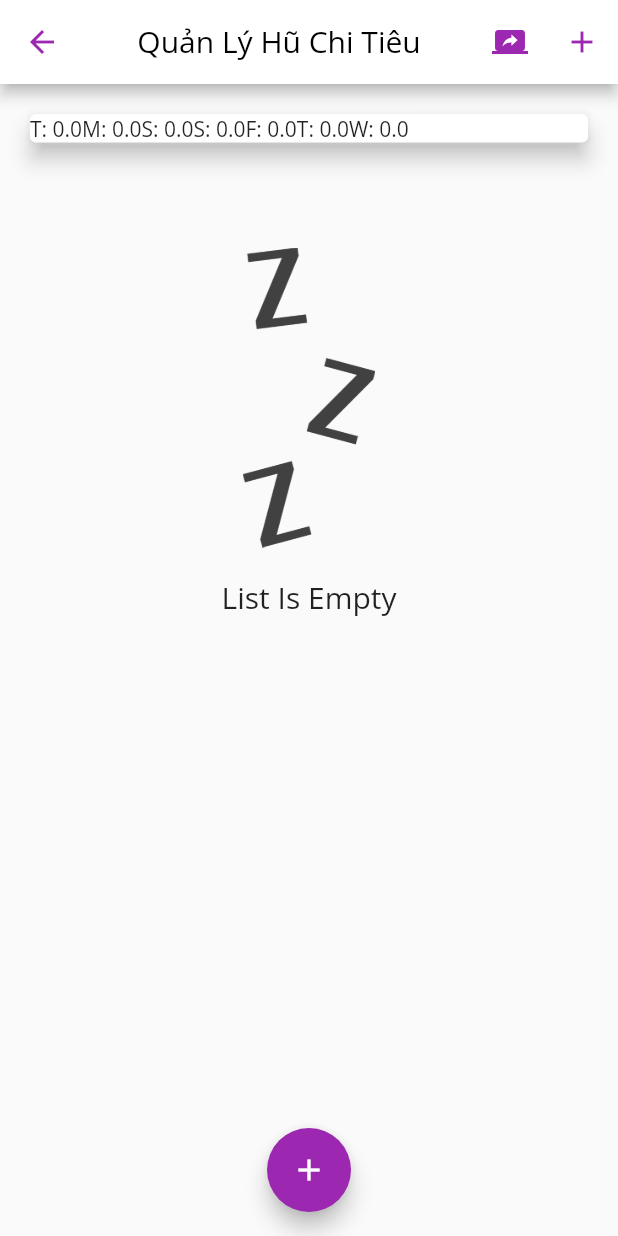
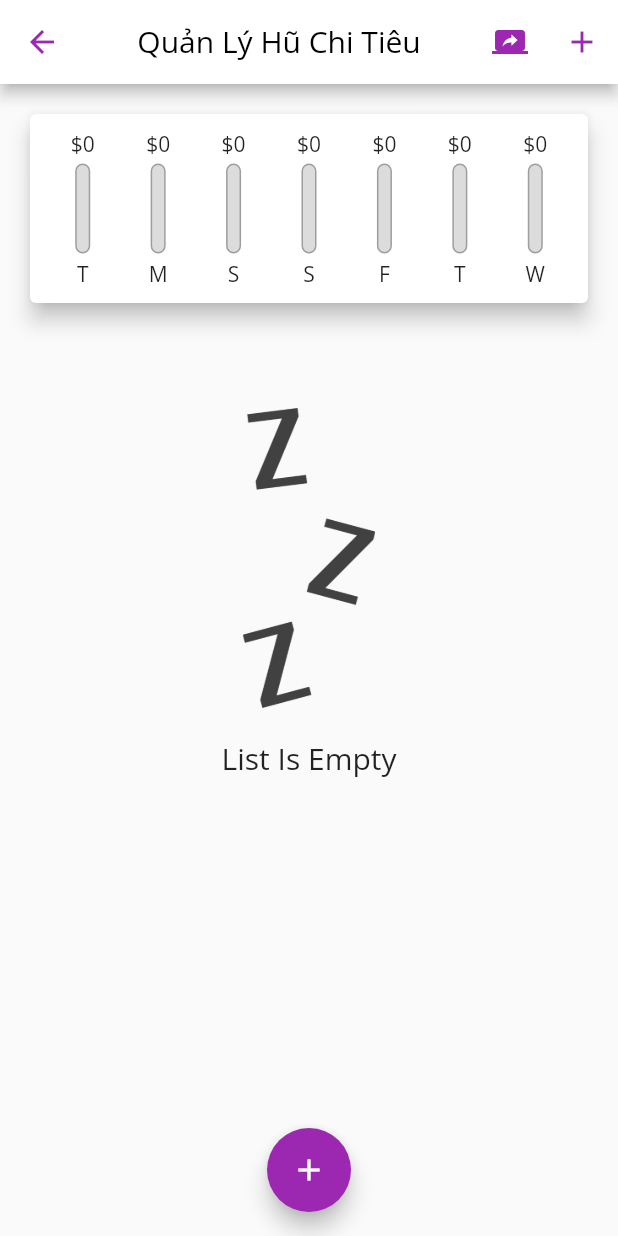
Before and after one commit to nguyendang1308/Remember-Spending-App, a Flutter app: the screen it shows after launch, on a phone screen of 412 x 824 dp. Run offline on Flutter 3.47's test engine with Material 2 defaults, Android fonts, the phone set to English and light mode, and no system bars.

Commit message:
Fixed: Rebuild Code Chart Bar

```diff
--- a/lib/main.dart
+++ b/lib/main.dart
@@ -1,6 +1,4 @@
 // ignore_for_file: sort_child_properties_last, prefer_const_constructors, duplicate_ignore
-
-import 'dart:ffi';
 
 import 'package:flutter/material.dart';
 import 'package:personal/widgets/chart.dart';
--- a/lib/widgets/chart.dart
+++ b/lib/widgets/chart.dart
@@ -1,6 +1,7 @@
 import 'package:flutter/material.dart';
 import 'package:personal/models/transaction.dart';
 import 'package:intl/intl.dart';
+import 'package:personal/widgets/chart_bar.dart';
 
 class Chart extends StatelessWidget {
   const Chart(this.recentTransactions);
@@ -27,17 +28,36 @@ class Chart extends StatelessWidget {
     });
   }
 
+  double get totalSpending {
+    return groupedTransactionValues.fold(0.0, (sum, item) {
+      return sum + (item['amount'] as double);
+    });
+  }
+
   @override
   Widget build(BuildContext context) {
     return Card(
       elevation: 6,
       margin: EdgeInsets.all(20),
-      child: Row(
-        children: groupedTransactionValues.map(
-          (data) {
-            return Text('${data['day']}: ${data['amount']}');
-          },
-        ).toList(),
+      child: Container(
+        padding: EdgeInsets.all(10),
+        child: Row(
+          mainAxisAlignment: MainAxisAlignment.spaceAround,
+          children: groupedTransactionValues.map(
+            (data) {
+              return Flexible(
+                fit: FlexFit.tight,
+                child: ChartBar(
+                  (data['day'] as String),
+                  (data['amount'] as double),
+                  totalSpending == 0.0
+                      ? 0.0
+                      : (data['amount'] as double) / totalSpending,
+                ),
+              );
+            },
+          ).toList(),
+        ),
       ),
     );
   }
--- a/lib/widgets/chart_bar.dart
+++ b/lib/widgets/chart_bar.dart
@@ -11,8 +11,12 @@ class ChartBar extends StatelessWidget {
   Widget build(BuildContext context) {
     return Column(
       children: [
-        Text('\$${spendingAmount.toStringAsFixed(0)}'),
-        SizedBox(height: 4),
+        FittedBox(
+          child: Text('\$${spendingAmount.toStringAsFixed(0)}'),
+        ),
+        SizedBox(
+          height: 4,
+        ),
         Container(
           height: 60,
           width: 10,
```
